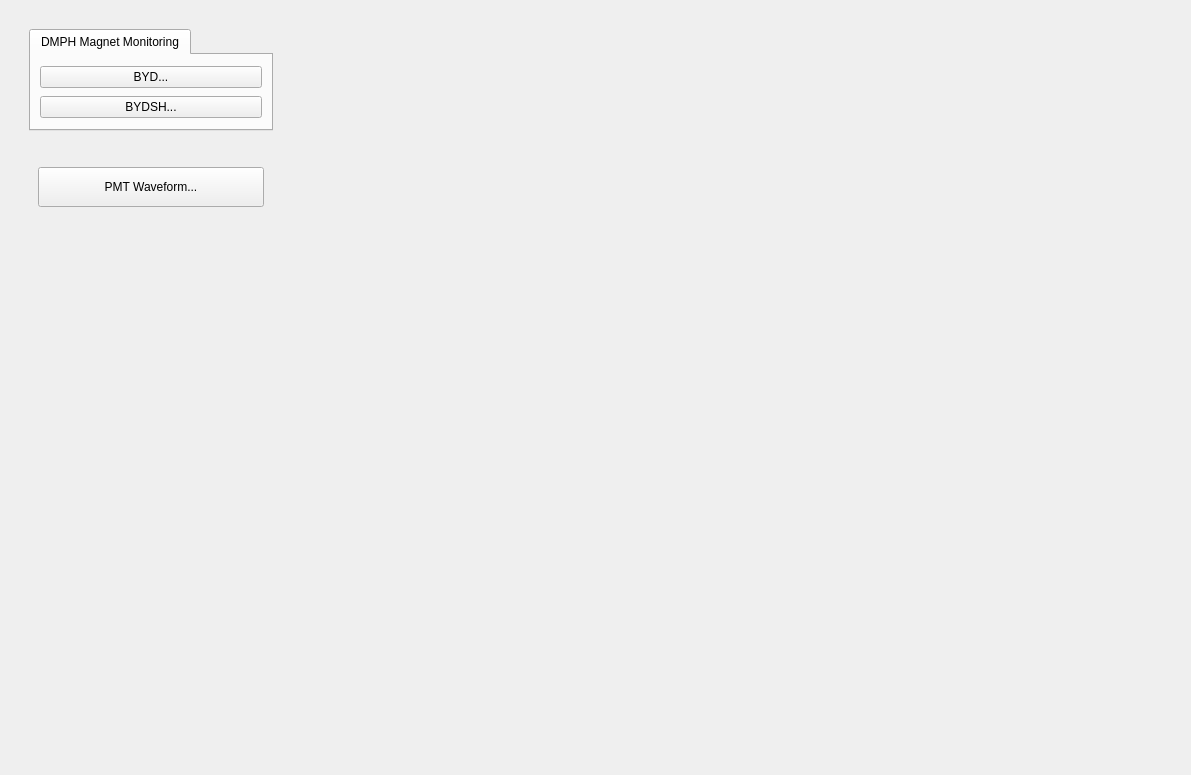
Before: the Qt Designer form dmph_main.ui in ad-build-test/pydm-mps, drawn with Qt 5.
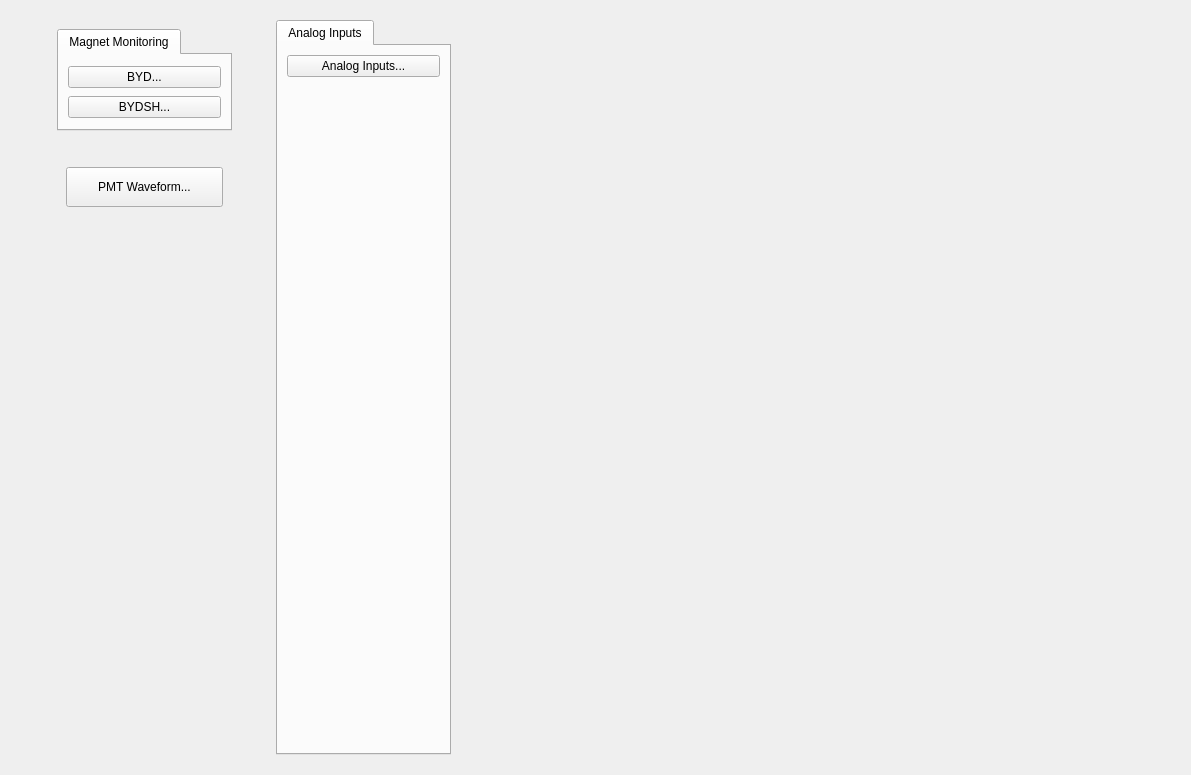
After: the same form once the commit is applied. Custom widgets are drawn as their Qt base class.

Commit message: Add button for analog inputs

The edit to the form file:
```diff
--- a/dmph_main.ui
+++ b/dmph_main.ui
@@ -22,8 +22,8 @@
      <property name="frameShadow">
       <enum>QFrame::Raised</enum>
      </property>
-     <layout class="QGridLayout" name="gridLayout_5" columnstretch="1,3,0">
-      <item row="0" column="2">
+     <layout class="QGridLayout" name="gridLayout_5" columnstretch="1,0,0,0">
+      <item row="0" column="3">
        <widget class="QFrame" name="frame_4">
         <property name="frameShape">
          <enum>QFrame::NoFrame</enum>
@@ -82,8 +82,98 @@
         </layout>
        </widget>
       </item>
+      <item row="0" column="1">
+       <widget class="QTabWidget" name="tabWidget_8">
+        <property name="maximumSize">
+         <size>
+          <width>175</width>
+          <height>16777215</height>
+         </size>
+        </property>
+        <property name="currentIndex">
+         <number>0</number>
+        </property>
+        <widget class="QWidget" name="tab_10">
+         <property name="minimumSize">
+          <size>
+           <width>0</width>
+           <height>250</height>
+          </size>
+         </property>
+         <attribute name="title">
+          <string>Analog Inputs</string>
+         </attribute>
+         <layout class="QGridLayout" name="gridLayout_23">
+          <item row="0" column="0">
+           <widget class="PyDMRelatedDisplayButton" name="PyDMRelatedDisplayButton_12">
+            <property name="minimumSize">
+             <size>
+              <width>150</width>
+              <height>20</height>
+             </size>
+            </property>
+            <property name="toolTip">
+             <string/>
+            </property>
+            <property name="text">
+             <string>Analog Inputs...</string>
+            </property>
+            <property name="filenames" stdset="0">
+             <stringlist>
+              <string>mps_threshold_area.ui</string>
+             </stringlist>
+            </property>
+            <property name="showIcon" stdset="0">
+             <bool>false</bool>
+            </property>
+            <property name="macros" stdset="0">
+             <stringlist>
+              <string>{&quot;AREA&quot;:&quot;DMPH&quot;}</string>
+             </stringlist>
+            </property>
+            <property name="openInNewWindow" stdset="0">
+             <bool>true</bool>
+            </property>
+           </widget>
+          </item>
+          <item row="1" column="0">
+           <spacer name="verticalSpacer_13">
+            <property name="orientation">
+             <enum>Qt::Vertical</enum>
+            </property>
+            <property name="sizeHint" stdset="0">
+             <size>
+              <width>20</width>
+              <height>40</height>
+             </size>
+            </property>
+           </spacer>
+          </item>
+         </layout>
+        </widget>
+       </widget>
+      </item>
+      <item row="0" column="2">
+       <spacer name="horizontalSpacer">
+        <property name="orientation">
+         <enum>Qt::Horizontal</enum>
+        </property>
+        <property name="sizeHint" stdset="0">
+         <size>
+          <width>40</width>
+          <height>20</height>
+         </size>
+        </property>
+       </spacer>
+      </item>
       <item row="0" column="0">
        <widget class="QFrame" name="frame_3">
+        <property name="maximumSize">
+         <size>
+          <width>250</width>
+          <height>16777215</height>
+         </size>
+        </property>
         <property name="frameShape">
          <enum>QFrame::NoFrame</enum>
         </property>
@@ -150,12 +240,18 @@
          </item>
          <item row="0" column="0">
           <widget class="QTabWidget" name="tabWidget">
+           <property name="maximumSize">
+            <size>
+             <width>175</width>
+             <height>16777215</height>
+            </size>
+           </property>
            <property name="currentIndex">
             <number>0</number>
            </property>
            <widget class="QWidget" name="tab_4">
             <attribute name="title">
-             <string>DMPH Magnet Monitoring</string>
+             <string>Magnet Monitoring</string>
             </attribute>
             <layout class="QGridLayout" name="gridLayout_7">
              <item row="0" column="0">
@@ -223,41 +319,28 @@
         </layout>
        </widget>
       </item>
-      <item row="0" column="1">
-       <spacer name="horizontalSpacer">
-        <property name="orientation">
-         <enum>Qt::Horizontal</enum>
-        </property>
-        <property name="sizeHint" stdset="0">
-         <size>
-          <width>40</width>
-          <height>20</height>
-         </size>
-        </property>
-       </spacer>
-      </item>
      </layout>
     </widget>
    </item>
   </layout>
  </widget>
  <customwidgets>
-  <customwidget>
-   <class>PyDMRelatedDisplayButton</class>
-   <extends>QPushButton</extends>
-   <header>pydm.widgets.related_display_button</header>
-  </customwidget>
-  <customwidget>
-   <class>PyDMDrawingImage</class>
-   <extends>QWidget</extends>
-   <header>pydm.widgets.drawing</header>
-  </customwidget>
   <customwidget>
    <class>PyDMEDMDisplayButton</class>
    <extends>PyDMRelatedDisplayButton</extends>
    <header>edmbutton.edm_button</header>
    <container>1</container>
   </customwidget>
+  <customwidget>
+   <class>PyDMDrawingImage</class>
+   <extends>QWidget</extends>
+   <header>pydm.widgets.drawing</header>
+  </customwidget>
+  <customwidget>
+   <class>PyDMRelatedDisplayButton</class>
+   <extends>QPushButton</extends>
+   <header>pydm.widgets.related_display_button</header>
+  </customwidget>
  </customwidgets>
  <resources/>
  <connections/>
```
The commit also changes 5 other files.
